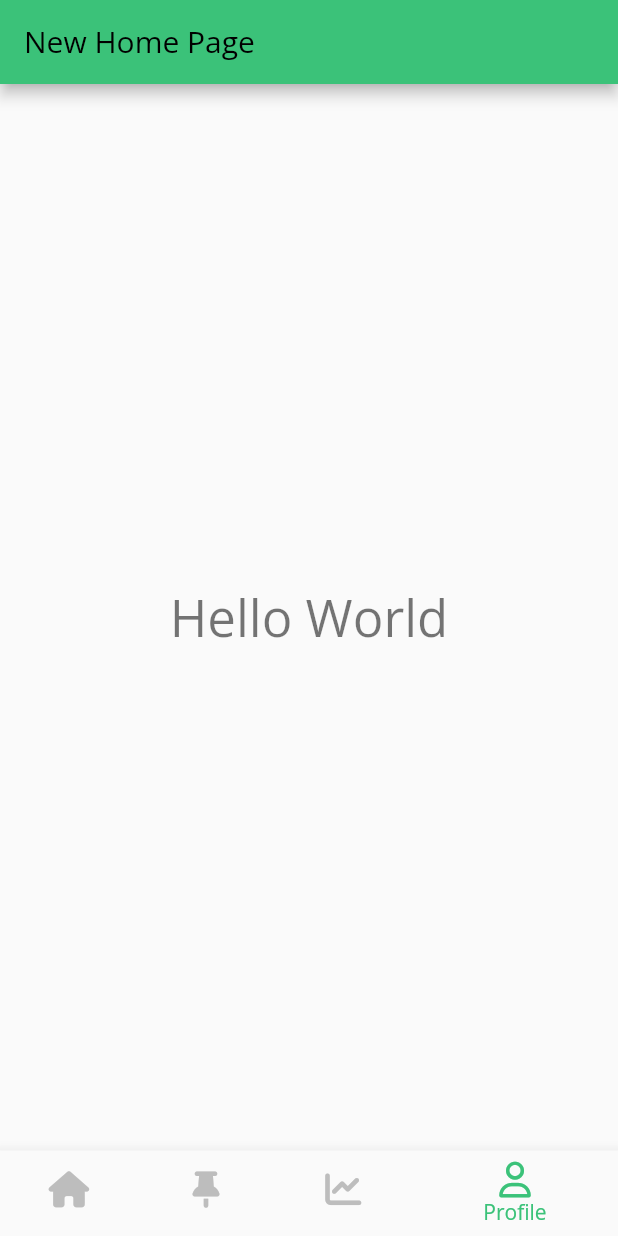
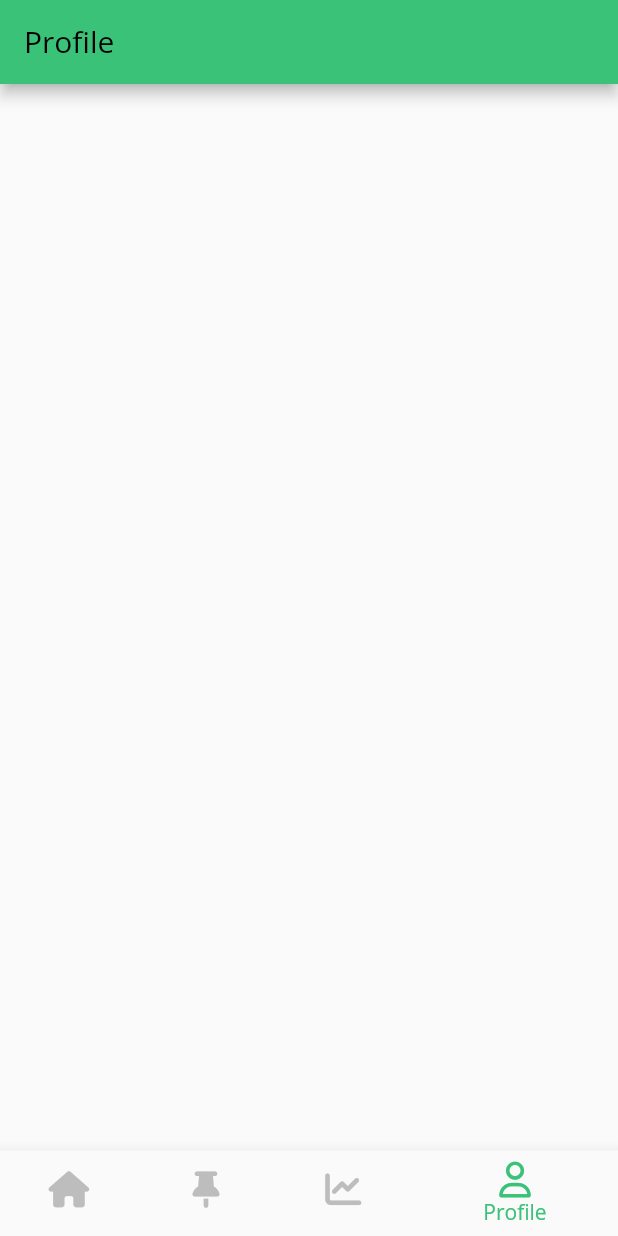
Before and after one commit to ShivamHasurkar/psl_foundation, a Flutter app: the screen it shows after launch, item 4 of the bottom bar chosen, on a phone screen of 412 x 824 dp. Run offline on Flutter 3.47's test engine with Material 2 defaults, Android fonts, the phone set to English and light mode, and no system bars; our stand-ins replace flutter_svg, font_awesome_flutter, get.

Commit message:
Added all BNB pages and routing.

```diff
--- a/lib/main.dart
+++ b/lib/main.dart
@@ -1,7 +1,8 @@
 import 'package:flutter/material.dart';
-import 'package:font_awesome_flutter/font_awesome_flutter.dart';
+import 'package:get/get.dart';
 
 import 'constant.dart';
+import 'views/splash_screen.dart';
 
 void main() {
   runApp(const MyApp());
@@ -13,7 +14,7 @@ class MyApp extends StatelessWidget {
   // This widget is the root of your application.
   @override
   Widget build(BuildContext context) {
-    return MaterialApp(
+    return GetMaterialApp(
       title: 'Flutter Demo',
       theme: ThemeData(
           fontFamily: 'OpenSans',
@@ -23,55 +24,7 @@ class MyApp extends StatelessWidget {
               selectedItemColor: kColorPrimary,
               selectedIconTheme: const IconThemeData(color: kColorPrimary),
               unselectedIconTheme: IconThemeData(color: Colors.grey.shade400))),
-      home: const MyHomePage(title: 'New Home Page'),
+      home: SplashScreen(),
     );
   }
 }
-
-class MyHomePage extends StatefulWidget {
-  const MyHomePage({super.key, required this.title});
-
-  final String title;
-
-  @override
-  State<MyHomePage> createState() => _MyHomePageState();
-}
-
-class _MyHomePageState extends State<MyHomePage> {
-  int _currentIndex = 0;
-
-  @override
-  Widget build(BuildContext context) {
-    return Scaffold(
-      appBar: AppBar(
-        title: Text(widget.title),
-      ),
-      bottomNavigationBar: BottomNavigationBar(
-        onTap: (value) => {setState(() => _currentIndex = value)},
-        currentIndex: _currentIndex,
-        items: const <BottomNavigationBarItem>[
-          BottomNavigationBarItem(
-              icon: FaIcon(FontAwesomeIcons.house), label: "Home"),
-          BottomNavigationBarItem(
-              icon: FaIcon(FontAwesomeIcons.thumbtack),
-              label: "Past Activities"),
-          BottomNavigationBarItem(
-              icon: FaIcon(FontAwesomeIcons.chartLine), label: "Analytics"),
-          BottomNavigationBarItem(
-              icon: FaIcon(FontAwesomeIcons.user), label: "Profile"),
-        ],
-      ),
-      body: Center(
-        child: Column(
-          mainAxisAlignment: MainAxisAlignment.center,
-          children: <Widget>[
-            Text(
-              'Hello World',
-              style: Theme.of(context).textTheme.headlineMedium,
-            ),
-          ],
-        ),
-      ),
-    );
-  }
-}
--- /dev/null
+++ b/lib/views/bottom_navigation_bar.dart
@@ -0,0 +1,45 @@
+import 'package:flutter/material.dart';
+import 'package:font_awesome_flutter/font_awesome_flutter.dart';
+import 'package:psl_foundation/views/analytics.dart';
+import 'package:psl_foundation/views/home_page.dart';
+import 'package:psl_foundation/views/past_activities.dart';
+import 'package:psl_foundation/views/profile.dart';
+
+class PFBottomNavigationBar extends StatefulWidget {
+  const PFBottomNavigationBar({super.key});
+
+  @override
+  State<PFBottomNavigationBar> createState() => _PFBottomNavigationBarState();
+}
+
+class _PFBottomNavigationBarState extends State<PFBottomNavigationBar> {
+  int _currentIndex = 0;
+
+  List<Widget> _screens = [
+    HomePage(),
+    PastActivities(),
+    Analytics(),
+    Profile()
+  ];
+  @override
+  Widget build(BuildContext context) {
+    return Scaffold(
+        body: _screens[_currentIndex],
+        bottomNavigationBar: BottomNavigationBar(
+            onTap: (value) => {setState(() => _currentIndex = value)},
+            currentIndex: _currentIndex,
+            items:  const <BottomNavigationBarItem>[
+              BottomNavigationBarItem(
+                  icon: FaIcon(FontAwesomeIcons.house), label: "Home"),
+              BottomNavigationBarItem(
+                  icon: FaIcon(FontAwesomeIcons.thumbtack),
+                  label: "Past Activities"),
+              BottomNavigationBarItem(
+                  icon: FaIcon(FontAwesomeIcons.chartLine), label: "Analytics"),
+              BottomNavigationBarItem(
+                  icon: FaIcon(FontAwesomeIcons.user), label: "Profile"),
+            ],
+        ),
+    );
+  }
+}
--- /dev/null
+++ b/lib/views/profile.dart
@@ -0,0 +1,13 @@
+import 'package:flutter/material.dart';
+import 'package:psl_foundation/views/widgets/appbar.dart';
+class Profile extends StatelessWidget {
+  const Profile({Key? key}) : super(key: key);
+
+  @override
+  Widget build(BuildContext context) {
+    return Scaffold(
+      appBar: const PFAppBar(title: "Profile"),
+      body: Container(),
+    );
+  }
+}
--- /dev/null
+++ b/lib/views/widgets/appbar.dart
@@ -0,0 +1,18 @@
+import 'package:flutter/material.dart';
+class PFAppBar extends StatelessWidget with PreferredSizeWidget {
+  const PFAppBar({Key? key, required this.title}) : super(key: key);
+
+  final String title;
+
+  @override
+  Size get preferredSize => const Size.fromHeight(kToolbarHeight);
+
+  @override
+  Widget build(BuildContext context) {
+    return AppBar(
+      title: Text(
+        title
+      ),
+    );
+  }
+}
--- a/pubspec.yaml
+++ b/pubspec.yaml
@@ -36,6 +36,8 @@ dependencies:
   # Use with the CupertinoIcons class for iOS style icons.
   cupertino_icons: ^1.0.2
   font_awesome_flutter: ^10.4.0
+  get: ^4.6.5
+  flutter_svg: ^2.0.2
 
 dev_dependencies:
   flutter_test:
```
Also changed, not shown: lib/controllers/splash_screen_controller.dart (added, +18 -0 lines), lib/views/analytics.dart (added, +13 -0 lines), lib/views/home_page.dart (added, +13 -0 lines), lib/views/login_screen.dart (added, +43 -0 lines), lib/views/past_activities.dart (added, +13 -0 lines), lib/views/splash_screen.dart (added, +25 -0 lines), assets/images/Persistent_Logo_Vertical_Default.png (added), pubspec.lock.
